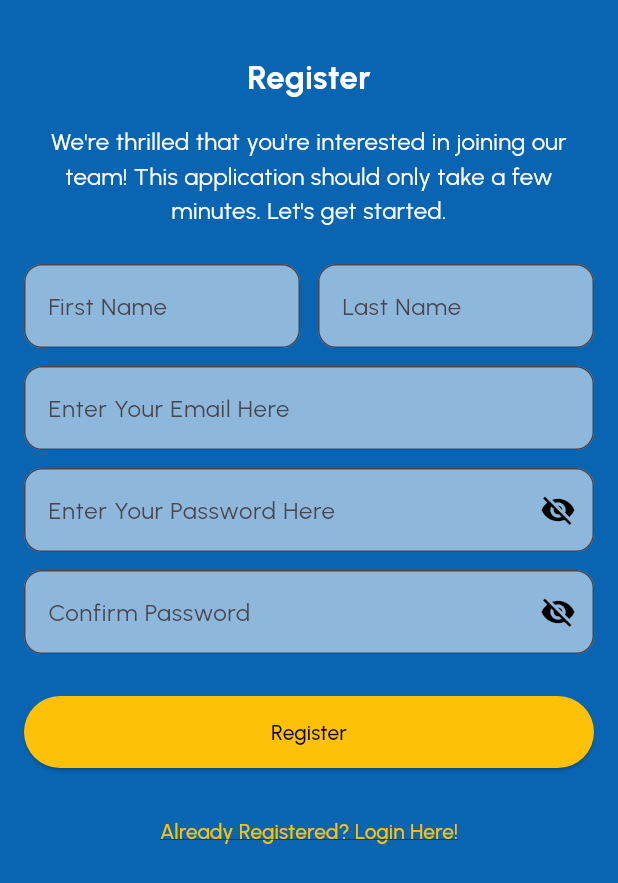
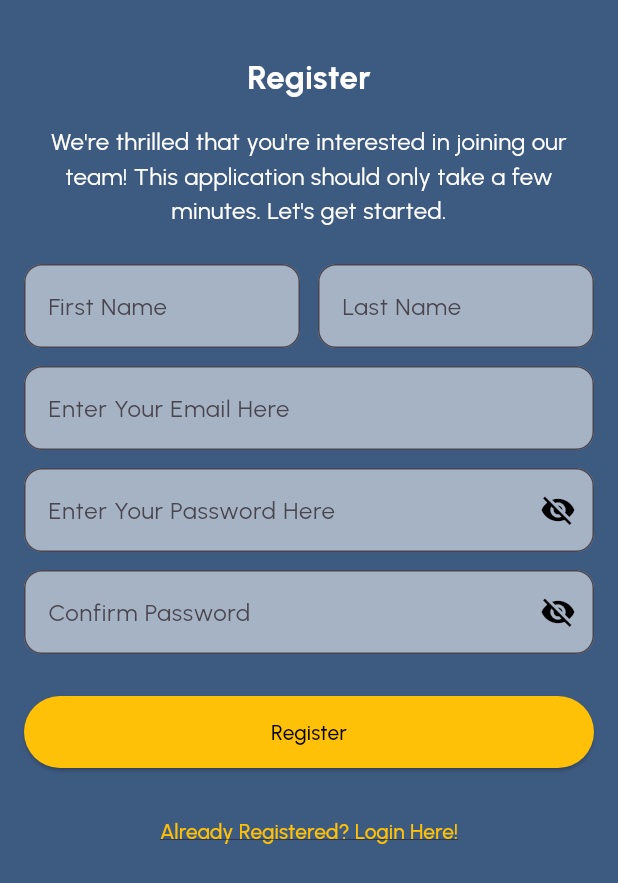
Before and after one commit to koomedenis40/NoteBook, a Flutter app: the screen it shows after launch, after a tap on "Register here!", on a phone screen of 412 x 824 dp. Shown: the top 883 px of the screen. Run offline on Flutter 3.47's test engine with Material 3 defaults, Android fonts, the phone set to English and light mode, and no system bars; our stand-ins replace bloc, cloud_firestore, equatable, file_picker, firebase_auth, firebase_core and 4 more; accounts and stored records are empty; generated files the repository leaves out were written again.

Commit message:
Color Pallete

```diff
--- a/lib/views/login_view.dart
+++ b/lib/views/login_view.dart
@@ -51,7 +51,8 @@ class _LoginViewState extends State<LoginView> {
         }
       },
       child: Scaffold(
-        backgroundColor: const Color.fromARGB(255, 9, 101, 177), // Ensure consistent background
+        backgroundColor:
+            Color.fromRGBO(61, 90, 128, 1.0), // Ensure consistent background
         body: SingleChildScrollView(
           child: SizedBox(
             height: MediaQuery.of(context).size.height, // Make it full screen
@@ -94,8 +95,7 @@ class _LoginViewState extends State<LoginView> {
                       border: OutlineInputBorder(
                           borderRadius: BorderRadius.circular(12)),
                       filled: true,
-                      fillColor:
-                          Colors.white54, // Same opacity effect
+                      fillColor: Colors.white54, // Same opacity effect
                     ),
                   ),
 
@@ -158,7 +158,7 @@ class _LoginViewState extends State<LoginView> {
                             .add(AuthEventLogIn(email, password));
                       },
                       style: ElevatedButton.styleFrom(
-                        backgroundColor: Colors.amber,
+                        backgroundColor: Color.fromRGBO(238, 108, 77, 1.0),
                         foregroundColor: Colors.black,
                       ),
                       child: Text(context.loc.login),
@@ -180,7 +180,9 @@ class _LoginViewState extends State<LoginView> {
                     height: 48,
                     child: ElevatedButton(
                       onPressed: () {
-                        context.read<AuthBloc>().add(const AuthEventGoogleSignIn());
+                        context
+                            .read<AuthBloc>()
+                            .add(const AuthEventGoogleSignIn());
                       },
                       style: ElevatedButton.styleFrom(
                         backgroundColor: Colors.white,
@@ -219,8 +221,9 @@ class _LoginViewState extends State<LoginView> {
                               .read<AuthBloc>()
                               .add(const AuthEventShouldRegister());
                         },
-                        style:
-                            TextButton.styleFrom(foregroundColor: Colors.amber),
+                        style: TextButton.styleFrom(
+                          foregroundColor: Color.fromRGBO(238, 108, 77, 1.0),
+                        ),
                         child: const Text(
                           "Register here!",
                           style:
--- a/lib/views/notes/notes_list_view.dart
+++ b/lib/views/notes/notes_list_view.dart
@@ -63,7 +63,7 @@ class NotesListView extends StatelessWidget {
         shape: RoundedRectangleBorder(
           borderRadius: BorderRadius.circular(12),
         ),
-        color: Colors.grey[850],
+        color: Color.fromRGBO(61, 90, 127, 1.0),
         elevation: 3,
         child: Padding(
           padding: const EdgeInsets.all(12.0),
--- a/lib/views/notes/notes_view.dart
+++ b/lib/views/notes/notes_view.dart
@@ -51,7 +51,7 @@ class _NotesViewState extends State<NotesView> {
       // APP BAR
       // -------------------------
       appBar: AppBar(
-        backgroundColor: const Color.fromARGB(255, 9, 101, 177),
+        backgroundColor: Color.fromRGBO(61, 90, 128, 1.0),
         title: StreamBuilder(
           stream: _notesService.allNotes(ownerUserId: userId).getLength,
           builder: (context, AsyncSnapshot<int> snapshot) {
@@ -234,7 +234,7 @@ class _NotesViewState extends State<NotesView> {
           ),
           BottomNavigationBar(
             currentIndex: _currentIndex,
-            backgroundColor: const Color.fromARGB(255, 108, 163, 207),
+            backgroundColor: const Color.fromRGBO(61, 90, 128, 1.0),
             unselectedItemColor: Colors.black,
             selectedItemColor: Colors.white,
             onTap: (newIndex) {
--- a/lib/views/register_view.dart
+++ b/lib/views/register_view.dart
@@ -104,7 +104,7 @@ class _RegisterViewState extends State<RegisterView> {
         }
       },
       child: Scaffold(
-        backgroundColor: const Color.fromARGB(255, 9, 101, 177),
+        backgroundColor: Color.fromRGBO(61, 90, 128, 1.0),
         body: SafeArea(
           child: Padding(
             padding: const EdgeInsets.all(16.0),
--- a/lib/views/verify_email_view.dart
+++ b/lib/views/verify_email_view.dart
@@ -15,7 +15,7 @@ class _VerifyEmailViewState extends State<VerifyEmailView> {
   @override
   Widget build(BuildContext context) {
     return Scaffold(
-      backgroundColor: const Color.fromARGB(255, 9, 101, 177),
+      backgroundColor: Color.fromRGBO(61, 90, 128, 1.0),
       body: SingleChildScrollView(
         child: SizedBox(
           height: MediaQuery.of(context).size.height,
```
